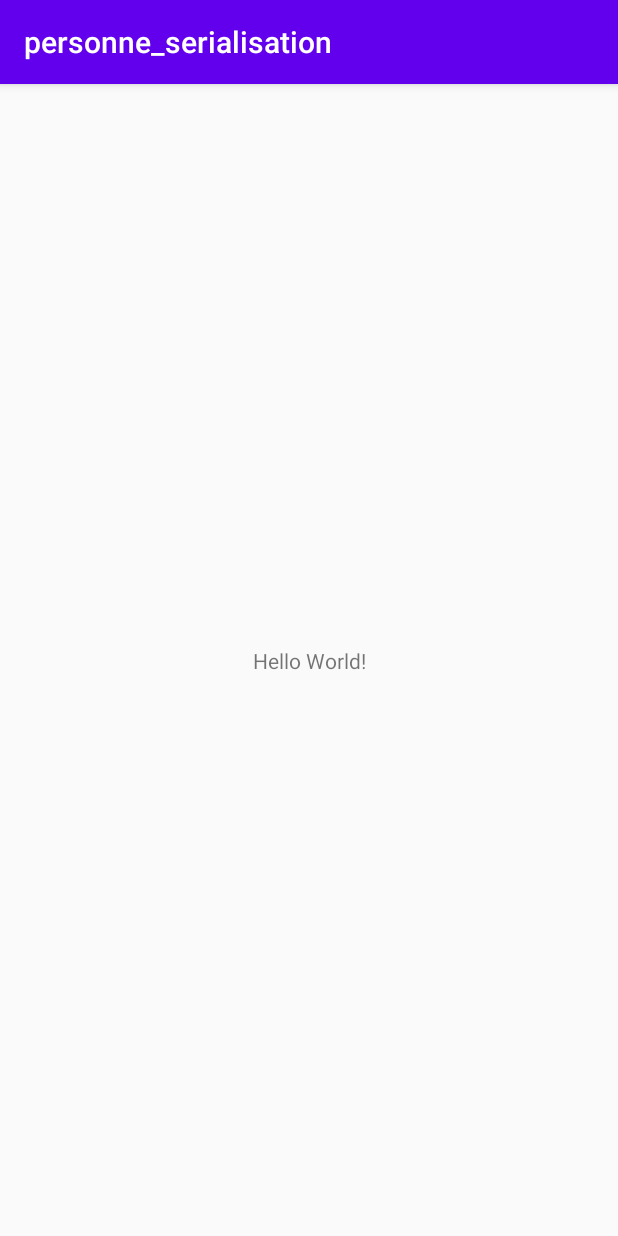
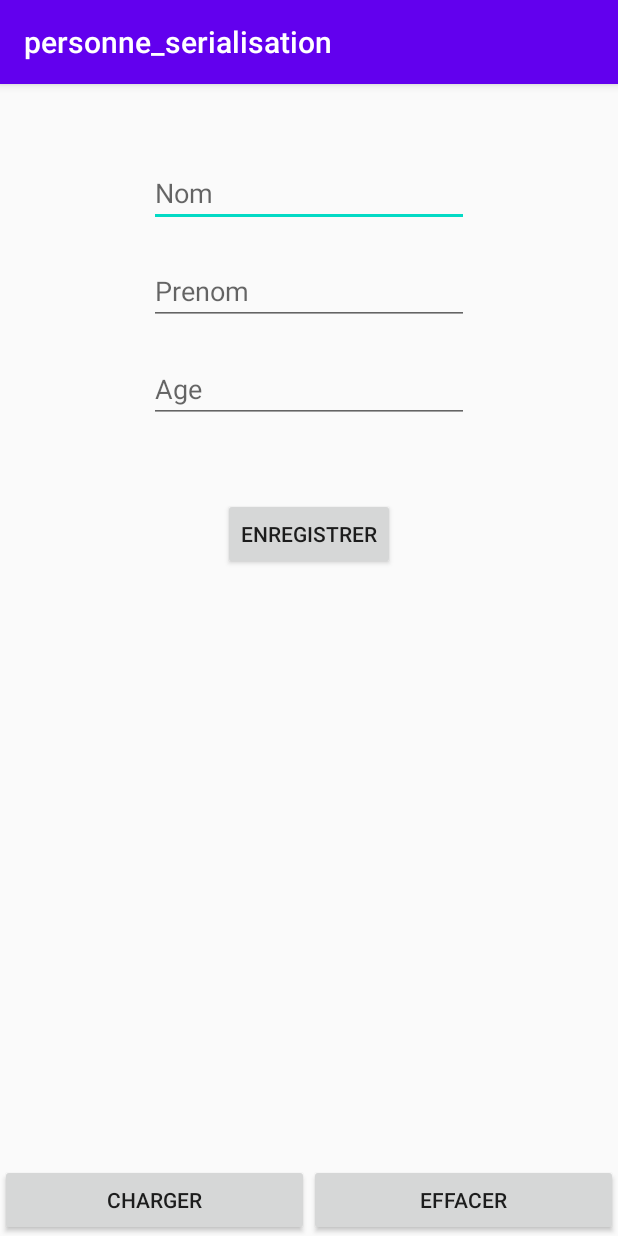
Before and after one commit to GauthierMure/personne-serialisation, an Android app: the screen it shows after launch (MainActivity), on a phone screen of 412 x 824 dp. Run offline under Robolectric (Android 15) with nearby library versions, the phone set to English and light mode, and no system bars.

Commit message:
petite maj

```diff
--- a/app/src/main/java/com/example/personne_serialisation/MainActivity.java
+++ b/app/src/main/java/com/example/personne_serialisation/MainActivity.java
@@ -2,13 +2,87 @@ package com.example.personne_serialisation;
 
 import androidx.appcompat.app.AppCompatActivity;
 
+import android.content.Context;
+import android.content.SharedPreferences;
 import android.os.Bundle;
+import android.util.Log;
+import android.view.View;
+import android.widget.Button;
+import android.widget.EditText;
+
+import java.io.FileInputStream;
+import java.io.FileNotFoundException;
+import java.io.FileOutputStream;
+import java.io.IOException;
+import java.io.ObjectInputStream;
+import java.io.ObjectOutputStream;
 
 public class MainActivity extends AppCompatActivity {
+
+    private EditText Nometx;
+    private EditText Prenometx;
+    private EditText Ageetx;
+
+    private Button Enregisterbtn;
+    private Button Chargerbtn;
+    private Button Effacerbtn;
+
+
+
 
     @Override
     protected void onCreate(Bundle savedInstanceState) {
         super.onCreate(savedInstanceState);
         setContentView(R.layout.activity_main);
+        init();
+    }
+
+    private void init() {
+        Nometx = findViewById(R.id.editTextTextPersonNom);
+        Prenometx = findViewById(R.id.editTextTextPersonPrenom);
+        Ageetx = findViewById(R.id.editTextTextPersonAge);
+
+        Enregisterbtn = findViewById(R.id.buttonEnregistrer);
+        Chargerbtn = findViewById(R.id.buttonCharger);
+        Effacerbtn = findViewById(R.id.buttonEffacer);
+    }
+
+    public void Charger(View view) {
+        try {
+            FileInputStream file = this.openFileInput("LaPersonne.dta");
+            ObjectInputStream ois = new ObjectInputStream(file);
+            Personne UnePersonne = (Personne) ois.readObject();
+            Log.i("Message", UnePersonne.toString());
+            Nometx.setText(UnePersonne.getNom());
+            Prenometx.setText(UnePersonne.getPrenom());
+            Ageetx.setText(String.valueOf(UnePersonne.getAge()));
+            ois.close();
+            file.close();
+        }catch (IOException e){
+            Log.i("Erreur",e.getMessage());
+        }
+        catch (ClassNotFoundException e){
+            Log.i("Erreur",e.getMessage());
+        }
+    }
+
+    public void Effacer(View view) {
+        Nometx.setText("");
+        Prenometx.setText("");
+        Ageetx.setText("");
+    }
+
+    public void Enregistrer(View view) {
+        try {
+            FileOutputStream file = this.openFileOutput("LaPersonne.dta", Context.MODE_PRIVATE);
+            ObjectOutputStream oos = new ObjectOutputStream(file);
+            Personne UnePersonne = new Personne(Nometx.getText().toString(),Prenometx.getText().toString(),Integer.parseInt(Ageetx.getText().toString()));
+            oos.writeObject(UnePersonne);
+            oos.close();
+            file.close();
+        }catch (IOException e){
+            Log.i("Erreur",e.getMessage());
+        }
+
     }
 }
--- a/app/src/main/java/com/example/personne_serialisation/Personne.java
+++ b/app/src/main/java/com/example/personne_serialisation/Personne.java
@@ -1,6 +1,8 @@
 package com.example.personne_serialisation;
 
-public class Personne {
+import java.io.Serializable;
+
+public class Personne implements Serializable {
 
     String nom;
     String prenom;
--- a/app/src/main/res/layout/activity_main.xml
+++ b/app/src/main/res/layout/activity_main.xml
@@ -6,13 +6,73 @@
     android:layout_height="match_parent"
     tools:context=".MainActivity">
 
-    <TextView
+    <EditText
+        android:id="@+id/editTextTextPersonNom"
         android:layout_width="wrap_content"
         android:layout_height="wrap_content"
-        android:text="Hello World!"
-        app:layout_constraintBottom_toBottomOf="parent"
-        app:layout_constraintLeft_toLeftOf="parent"
-        app:layout_constraintRight_toRightOf="parent"
+        android:layout_marginTop="50dp"
+        android:ems="10"
+        android:inputType="textPersonName"
+        android:hint="Nom"
+        app:layout_constraintEnd_toEndOf="parent"
+        app:layout_constraintStart_toStartOf="parent"
         app:layout_constraintTop_toTopOf="parent" />
 
+    <EditText
+        android:id="@+id/editTextTextPersonPrenom"
+        android:layout_width="wrap_content"
+        android:layout_height="wrap_content"
+        android:layout_marginTop="20dp"
+        android:ems="10"
+        android:inputType="textPersonName"
+        android:hint="Prenom
+"
+        app:layout_constraintEnd_toEndOf="@+id/editTextTextPersonNom"
+        app:layout_constraintStart_toStartOf="@+id/editTextTextPersonNom"
+        app:layout_constraintTop_toBottomOf="@+id/editTextTextPersonNom" />
+
+    <EditText
+        android:id="@+id/editTextTextPersonAge"
+        android:layout_width="wrap_content"
+        android:layout_height="wrap_content"
+        android:layout_marginTop="20dp"
+        android:ems="10"
+        android:inputType="number"
+        android:hint="Age"
+        app:layout_constraintEnd_toEndOf="@+id/editTextTextPersonPrenom"
+        app:layout_constraintStart_toStartOf="@+id/editTextTextPersonPrenom"
+        app:layout_constraintTop_toBottomOf="@+id/editTextTextPersonPrenom" />
+
+    <Button
+        android:id="@+id/buttonCharger"
+        android:layout_width="0dp"
+        android:layout_height="wrap_content"
+        android:text="Charger"
+        app:layout_constraintBottom_toBottomOf="parent"
+        app:layout_constraintEnd_toStartOf="@+id/buttonEffacer"
+        app:layout_constraintHorizontal_bias="0.5"
+        app:layout_constraintStart_toStartOf="parent"
+        android:onClick="Charger"/>
+
+    <Button
+        android:id="@+id/buttonEffacer"
+        android:layout_width="0dp"
+        android:layout_height="wrap_content"
+        android:text="Effacer"
+        app:layout_constraintBottom_toBottomOf="parent"
+        app:layout_constraintEnd_toEndOf="parent"
+        app:layout_constraintHorizontal_bias="0.5"
+        app:layout_constraintStart_toEndOf="@+id/buttonCharger"
+        android:onClick="Effacer"/>
+
+    <Button
+        android:id="@+id/buttonEnregistrer"
+        android:layout_width="wrap_content"
+        android:layout_height="wrap_content"
+        android:layout_marginTop="50dp"
+        android:text="Enregistrer"
+        app:layout_constraintEnd_toEndOf="parent"
+        app:layout_constraintStart_toStartOf="parent"
+        app:layout_constraintTop_toBottomOf="@+id/editTextTextPersonAge"
+        android:onClick="Enregistrer"/>
 </androidx.constraintlayout.widget.ConstraintLayout>
```
